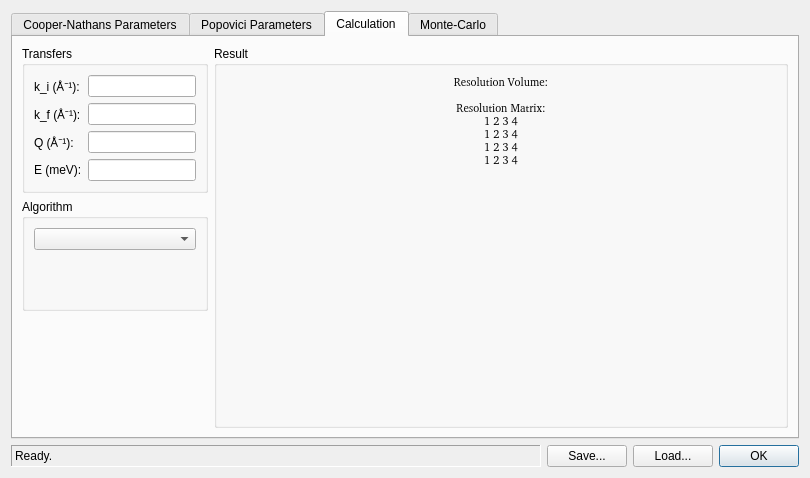
Qt form ui/reso.ui (tweber-ill/frm_mirror-takin1) before a commit.
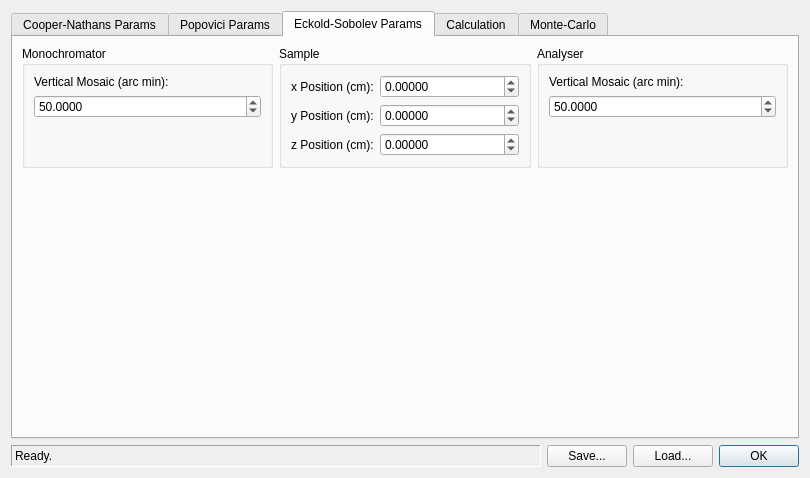
The same form after that commit. The open tabs and pages were chosen to show the change. Icons and pictures are not drawn.

Commit message: integrated eckold algo into ui

```diff
--- a/ui/reso.ui
+++ b/ui/reso.ui
@@ -68,7 +68,7 @@
      </property>
      <widget class="QWidget" name="tabCN">
       <attribute name="title">
-       <string>Cooper-Nathans Parameters</string>
+       <string>Cooper-Nathans Params</string>
       </attribute>
       <layout class="QGridLayout" name="gridLayout_2">
        <item row="0" column="0">
@@ -489,7 +489,7 @@
      </widget>
      <widget class="QWidget" name="tabPop">
       <attribute name="title">
-       <string>Popovici Parameters</string>
+       <string>Popovici Params</string>
       </attribute>
       <layout class="QGridLayout" name="gridLayout_3">
        <item row="0" column="3">
@@ -1128,6 +1128,192 @@
        </item>
       </layout>
      </widget>
+     <widget class="QWidget" name="tab">
+      <attribute name="title">
+       <string>Eckold-Sobolev Params</string>
+      </attribute>
+      <layout class="QGridLayout" name="gridLayout_9">
+       <item row="0" column="2">
+        <widget class="QGroupBox" name="groupBox_18">
+         <property name="sizePolicy">
+          <sizepolicy hsizetype="Preferred" vsizetype="Preferred">
+           <horstretch>0</horstretch>
+           <verstretch>0</verstretch>
+          </sizepolicy>
+         </property>
+         <property name="title">
+          <string>Analyser</string>
+         </property>
+         <layout class="QFormLayout" name="formLayout_25">
+          <property name="fieldGrowthPolicy">
+           <enum>QFormLayout::AllNonFixedFieldsGrow</enum>
+          </property>
+          <item row="1" column="0" colspan="2">
+           <widget class="QDoubleSpinBox" name="spinAnaMosaicV">
+            <property name="decimals">
+             <number>4</number>
+            </property>
+            <property name="maximum">
+             <double>999.000000000000000</double>
+            </property>
+            <property name="value">
+             <double>50.000000000000000</double>
+            </property>
+           </widget>
+          </item>
+          <item row="0" column="0" colspan="2">
+           <widget class="QLabel" name="label_62">
+            <property name="text">
+             <string>Vertical Mosaic (arc min):</string>
+            </property>
+           </widget>
+          </item>
+         </layout>
+        </widget>
+       </item>
+       <item row="0" column="1">
+        <widget class="QGroupBox" name="groupBox_19">
+         <property name="title">
+          <string>Sample</string>
+         </property>
+         <layout class="QFormLayout" name="formLayout_26">
+          <property name="fieldGrowthPolicy">
+           <enum>QFormLayout::AllNonFixedFieldsGrow</enum>
+          </property>
+          <item row="0" column="0">
+           <widget class="QLabel" name="label_58">
+            <property name="text">
+             <string>x Position (cm):</string>
+            </property>
+           </widget>
+          </item>
+          <item row="0" column="1">
+           <widget class="QDoubleSpinBox" name="spinSamplePosX">
+            <property name="decimals">
+             <number>5</number>
+            </property>
+            <property name="minimum">
+             <double>-999.000000000000000</double>
+            </property>
+            <property name="maximum">
+             <double>999.000000000000000</double>
+            </property>
+            <property name="singleStep">
+             <double>0.010000000000000</double>
+            </property>
+            <property name="value">
+             <double>0.000000000000000</double>
+            </property>
+           </widget>
+          </item>
+          <item row="1" column="0">
+           <widget class="QLabel" name="label_60">
+            <property name="text">
+             <string>y Position (cm):</string>
+            </property>
+           </widget>
+          </item>
+          <item row="1" column="1">
+           <widget class="QDoubleSpinBox" name="spinSamplePosY">
+            <property name="decimals">
+             <number>5</number>
+            </property>
+            <property name="minimum">
+             <double>-999.000000000000000</double>
+            </property>
+            <property name="maximum">
+             <double>999.000000000000000</double>
+            </property>
+            <property name="singleStep">
+             <double>0.010000000000000</double>
+            </property>
+            <property name="value">
+             <double>0.000000000000000</double>
+            </property>
+           </widget>
+          </item>
+          <item row="2" column="0">
+           <widget class="QLabel" name="label_61">
+            <property name="text">
+             <string>z Position (cm):</string>
+            </property>
+           </widget>
+          </item>
+          <item row="2" column="1">
+           <widget class="QDoubleSpinBox" name="spinSamplePosZ">
+            <property name="decimals">
+             <number>5</number>
+            </property>
+            <property name="minimum">
+             <double>-999.000000000000000</double>
+            </property>
+            <property name="maximum">
+             <double>999.000000000000000</double>
+            </property>
+            <property name="singleStep">
+             <double>0.010000000000000</double>
+            </property>
+            <property name="value">
+             <double>0.000000000000000</double>
+            </property>
+           </widget>
+          </item>
+         </layout>
+        </widget>
+       </item>
+       <item row="0" column="0">
+        <widget class="QGroupBox" name="groupBox_7">
+         <property name="sizePolicy">
+          <sizepolicy hsizetype="Preferred" vsizetype="Preferred">
+           <horstretch>0</horstretch>
+           <verstretch>0</verstretch>
+          </sizepolicy>
+         </property>
+         <property name="title">
+          <string>Monochromator</string>
+         </property>
+         <layout class="QFormLayout" name="formLayout_24">
+          <property name="fieldGrowthPolicy">
+           <enum>QFormLayout::AllNonFixedFieldsGrow</enum>
+          </property>
+          <item row="1" column="0" colspan="2">
+           <widget class="QDoubleSpinBox" name="spinMonoMosaicV">
+            <property name="decimals">
+             <number>4</number>
+            </property>
+            <property name="maximum">
+             <double>999.000000000000000</double>
+            </property>
+            <property name="value">
+             <double>50.000000000000000</double>
+            </property>
+           </widget>
+          </item>
+          <item row="0" column="0" colspan="2">
+           <widget class="QLabel" name="label_59">
+            <property name="text">
+             <string>Vertical Mosaic (arc min):</string>
+            </property>
+           </widget>
+          </item>
+         </layout>
+        </widget>
+       </item>
+       <item row="1" column="1">
+        <spacer name="verticalSpacer">
+         <property name="orientation">
+          <enum>Qt::Vertical</enum>
+         </property>
+         <property name="sizeHint" stdset="0">
+          <size>
+           <width>20</width>
+           <height>40</height>
+          </size>
+         </property>
+        </spacer>
+       </item>
+      </layout>
+     </widget>
      <widget class="QWidget" name="tabCalc">
       <attribute name="title">
        <string>Calculation</string>
```
Left out of the diff: 58 changed lines with no effect on the pictures. The commit also changes 8 other files.
